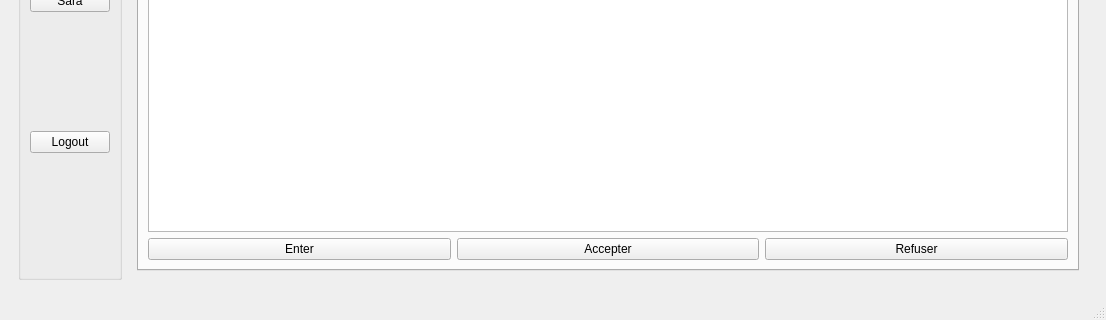
Qt form INTEGRATION/mainwindow.ui (dhiaabdelli1/Wedding_planner_2A1) before a commit; both pictures show x 0 to 1106 and y 282 to 602 of the 1106 by 602 pixel window.
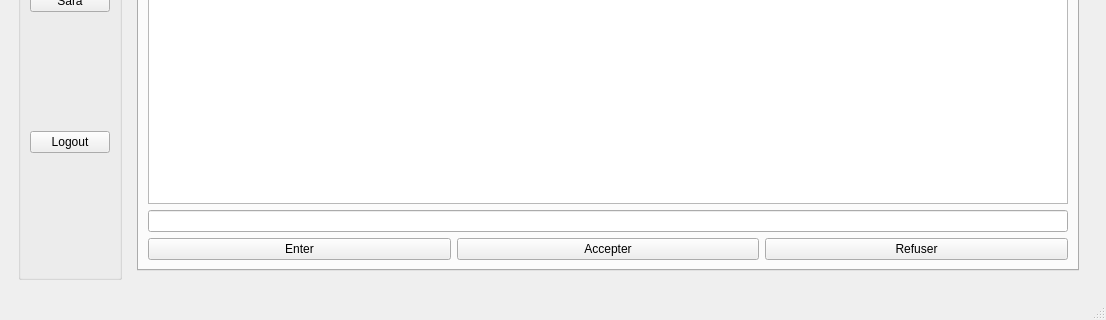
The same form after that commit.

What changed in the file:
```diff
--- a/INTEGRATION/mainwindow.ui
+++ b/INTEGRATION/mainwindow.ui
@@ -750,6 +750,9 @@
                           </item>
                          </layout>
                         </item>
+                        <item>
+                         <widget class="QLineEdit" name="cin_recu"/>
+                        </item>
                         <item>
                          <layout class="QHBoxLayout" name="horizontalLayout_53">
                           <item>
```
